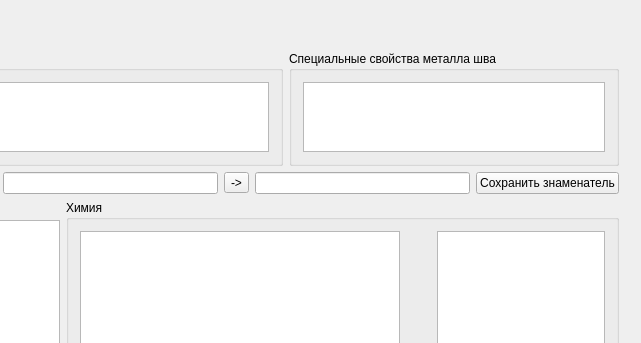
This is formpart.ui in Sergeyego/el_sert as Qt 5 draws it before an edit; both pictures show x 525 to 1166 and y 0 to 343 of the 1166 by 774 pixel window. The edited form follows.
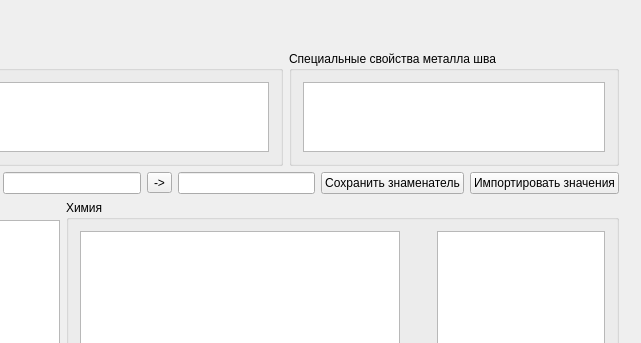
This is the edited form. Custom widgets are drawn as their Qt base class.

Diff of the .ui file:
```diff
--- a/formpart.ui
+++ b/formpart.ui
@@ -6,7 +6,7 @@
    <rect>
     <x>0</x>
     <y>0</y>
-    <width>1052</width>
+    <width>1143</width>
     <height>774</height>
    </rect>
   </property>
@@ -180,6 +180,13 @@
            </property>
           </widget>
          </item>
+         <item>
+          <widget class="QPushButton" name="pushButtonCopy">
+           <property name="text">
+            <string>Импортировать значения</string>
+           </property>
+          </widget>
+         </item>
         </layout>
        </item>
        <item>
```
